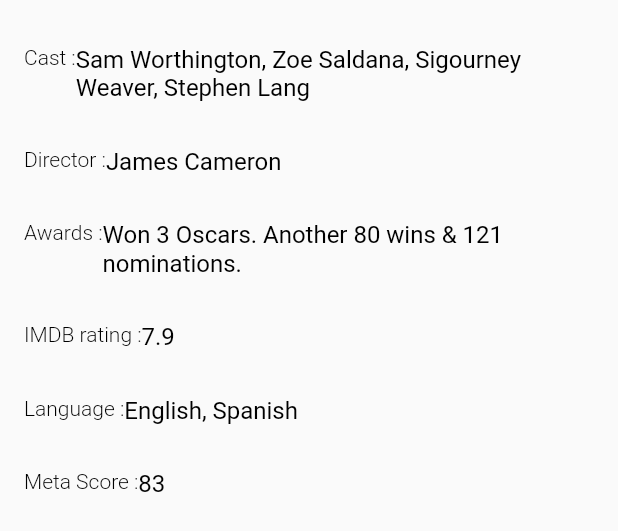
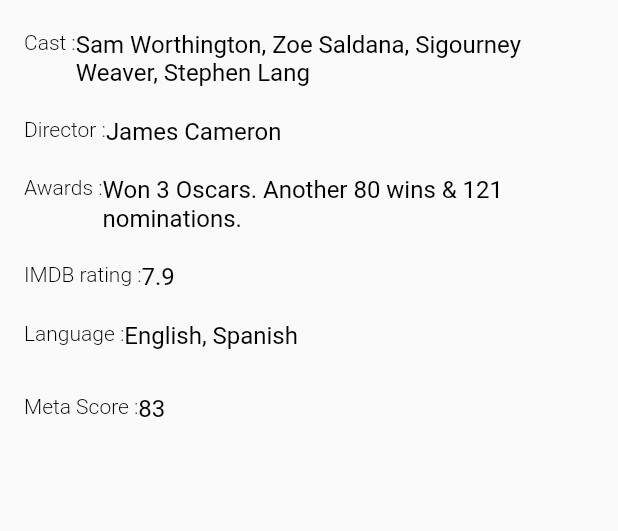
Before and after one commit to Deepak-coder80/Movies-app, a Flutter app: the MovieDetailsCast widget shown alone on an empty page, opened directly with sample values from the repository, on a phone screen of 412 x 824 dp. Shown: the top 531 px of the screen. Run offline on Flutter 3.47's test engine with Material 2 defaults, Android fonts, the phone set to English and light mode, and no system bars; network calls fail.

Commit message:
horizontal line added

```diff
--- a/lib/model/movie.dart
+++ b/lib/model/movie.dart
@@ -14,17 +14,114 @@ class Movie{
           "https://images-na.ssl-images-amazon.com/images/M/MV5BMTYxMDg1Nzk1MV5BMl5BanBnXkFtZTcwMDk0MTUzNA@@._V1_SX1500_CR0,0,1500,999_AL_.jpg"
         ]
     ),
-    Movie("Avatar","2009","PG-13","18 Dec 2009","162 min","Action, Adventure, Fantasy",
-        "James Cameron","James Cameron","Sam Worthington, Zoe Saldana, Sigourney Weaver, Stephen Lang",
-        "A paraplegic marine dispatched to the moon Pandora on a unique mission becomes torn between following his orders and protecting the world he feels is his home.",
-        "English, Spanish","USA, UK","Won 3 Oscars. Another 80 wins & 121 nominations.",
-        "http://ia.media-imdb.com/images/M/MV5BMTYwOTEwNjAzMl5BMl5BanBnXkFtZTcwODc5MTUwMw@@._V1_SX300.jpg", "83",
-        "7.9","890,617","tt0499549","movie","True", [
-          "https://images-na.ssl-images-amazon.com/images/M/MV5BMjEyOTYyMzUxNl5BMl5BanBnXkFtZTcwNTg0MTUzNA@@._V1_SX1500_CR0,0,1500,999_AL_.jpg",
-          "https://images-na.ssl-images-amazon.com/images/M/MV5BNzM2MDk3MTcyMV5BMl5BanBnXkFtZTcwNjg0MTUzNA@@._V1_SX1777_CR0,0,1777,999_AL_.jpg",
-          "https://images-na.ssl-images-amazon.com/images/M/MV5BMTY2ODQ3NjMyMl5BMl5BanBnXkFtZTcwODg0MTUzNA@@._V1_SX1777_CR0,0,1777,999_AL_.jpg",
-          "https://images-na.ssl-images-amazon.com/images/M/MV5BMTMxOTEwNDcxN15BMl5BanBnXkFtZTcwOTg0MTUzNA@@._V1_SX1777_CR0,0,1777,999_AL_.jpg",
-          "https://images-na.ssl-images-amazon.com/images/M/MV5BMTYxMDg1Nzk1MV5BMl5BanBnXkFtZTcwMDk0MTUzNA@@._V1_SX1500_CR0,0,1500,999_AL_.jpg"
+    Movie("I Am Legend", "2007","PG-13",
+         "14 Dec 2007",
+        "101 min",
+         "Drama, Horror, Sci-Fi",
+        "Francis Lawrence",
+         "Mark Protosevich (screenplay), Akiva Goldsman (screenplay), Richard Matheson (novel), John William Corrington, Joyce Hooper Corrington",
+         "Will Smith, Alice Braga, Charlie Tahan, Salli Richardson-Whitfield",
+         "Years after a plague kills most of humanity and transforms the rest into monsters, the sole survivor in New York City struggles valiantly to find a cure.",
+         "English",
+        "USA",
+         "9 wins & 21 nominations.",
+         "http://ia.media-imdb.com/images/M/MV5BMTU4NzMyNDk1OV5BMl5BanBnXkFtZTcwOTEwMzU1MQ@@._V1_SX300.jpg",
+         "65",
+         "7.2",
+        "533,874",
+         "tt0480249",
+         "movie",
+         "True",
+         [
+        "https://images-na.ssl-images-amazon.com/images/M/MV5BMTI0NTI4NjE3NV5BMl5BanBnXkFtZTYwMDA0Nzc4._V1_.jpg",
+        "https://images-na.ssl-images-amazon.com/images/M/MV5BMTIwMDg2MDU4M15BMl5BanBnXkFtZTYwMTA0Nzc4._V1_.jpg",
+        "https://images-na.ssl-images-amazon.com/images/M/MV5BMTc5MDM1OTU5OV5BMl5BanBnXkFtZTYwMjA0Nzc4._V1_.jpg",
+        "https://images-na.ssl-images-amazon.com/images/M/MV5BMTA0MTI2NjMzMzFeQTJeQWpwZ15BbWU2MDMwNDc3OA@@._V1_.jpg"
+        ]
+    ),
+    Movie(
+        "300",
+        "2006",
+         "R",
+         "09 Mar 2007",
+        "117 min",
+         "Action, Drama, Fantasy",
+         "Zack Snyder",
+        "Zack Snyder (screenplay), Kurt Johnstad (screenplay), Michael Gordon (screenplay), Frank Miller (graphic novel), Lynn Varley (graphic novel)",
+         "Gerard Butler, Lena Headey, Dominic West, David Wenham",
+         "King Leonidas of Sparta and a force of 300 men fight the Persians at Thermopylae in 480 B.C.",
+         "English",
+         "USA",
+        "16 wins & 42 nominations.",
+         "http://ia.media-imdb.com/images/M/MV5BMjAzNTkzNjcxNl5BMl5BanBnXkFtZTYwNDA4NjE3._V1_SX300.jpg",
+         "52",
+        "7.7",
+         "611,046",
+        "tt0416449",
+         "movie",
+         "True",
+         [
+        "https://images-na.ssl-images-amazon.com/images/M/MV5BMTMwNTg5MzMwMV5BMl5BanBnXkFtZTcwMzA2NTIyMw@@._V1_SX1777_CR0,0,1777,937_AL_.jpg",
+        "https://images-na.ssl-images-amazon.com/images/M/MV5BMTQwNTgyNTMzNF5BMl5BanBnXkFtZTcwNDA2NTIyMw@@._V1_SX1777_CR0,0,1777,935_AL_.jpg",
+        "https://images-na.ssl-images-amazon.com/images/M/MV5BMTc0MjQzOTEwMV5BMl5BanBnXkFtZTcwMzE2NTIyMw@@._V1_SX1777_CR0,0,1777,947_AL_.jpg"
+        ]
+    ),
+    Movie(
+         "The Avengers",
+         "2012",
+         "PG-13",
+        "04 May 2012",
+         "143 min",
+         "Action, Sci-Fi, Thriller",
+        "Joss Whedon",
+         "Joss Whedon (screenplay), Zak Penn (story), Joss Whedon (story)",
+         "Robert Downey Jr., Chris Evans, Mark Ruffalo, Chris Hemsworth",
+         "Earth's mightiest heroes must come together and learn to fight as a team if they are to stop the mischievous Loki and his alien army from enslaving humanity.",
+         "English, Russian",
+         "USA",
+         "Nominated for 1 Oscar. Another 34 wins & 75 nominations.",
+         "http://ia.media-imdb.com/images/M/MV5BMTk2NTI1MTU4N15BMl5BanBnXkFtZTcwODg0OTY0Nw@@._V1_SX300.jpg",
+        "69",
+         "8.1",
+         "1,003,301",
+         "tt0848228",
+         "movie",
+        "True",
+         [
+        "https://images-na.ssl-images-amazon.com/images/M/MV5BMTA0NjY0NzE4OTReQTJeQWpwZ15BbWU3MDczODg2Nzc@._V1_SX1777_CR0,0,1777,999_AL_.jpg",
+        "https://images-na.ssl-images-amazon.com/images/M/MV5BMjE1MzEzMjcyM15BMl5BanBnXkFtZTcwNDM4ODY3Nw@@._V1_SX1777_CR0,0,1777,999_AL_.jpg",
+        "https://images-na.ssl-images-amazon.com/images/M/MV5BMjMwMzM2MTg1M15BMl5BanBnXkFtZTcwNjM4ODY3Nw@@._V1_SX1777_CR0,0,1777,999_AL_.jpg",
+        "https://images-na.ssl-images-amazon.com/images/M/MV5BMTQ4NzM2Mjc5MV5BMl5BanBnXkFtZTcwMTkwOTY3Nw@@._V1_SX1777_CR0,0,1777,999_AL_.jpg",
+        "https://images-na.ssl-images-amazon.com/images/M/MV5BMTc3MzQ3NjA5N15BMl5BanBnXkFtZTcwMzY5OTY3Nw@@._V1_SX1777_CR0,0,1777,999_AL_.jpg"
+        ]
+    ),
+    Movie(
+        "Interstellar",
+         "2014",
+         "PG-13",
+         "07 Nov 2014",
+         "169 min",
+         "Adventure, Drama, Sci-Fi",
+         "Christopher Nolan",
+         "Jonathan Nolan, Christopher Nolan",
+         "Ellen Burstyn, Matthew McConaughey, Mackenzie Foy, John Lithgow",
+        "A team of explorers travel through a wormhole in space in an attempt to ensure humanity's survival.",
+         "English",
+        "USA, UK",
+         "Won 1 Oscar. Another 39 wins & 134 nominations.",
+         "http://ia.media-imdb.com/images/M/MV5BMjIxNTU4MzY4MF5BMl5BanBnXkFtZTgwMzM4ODI3MjE@._V1_SX300.jpg",
+        "74",
+        "8.6",
+         "937,412",
+        "tt0816692",
+         "movie",
+         "True",
+        [
+        "https://images-na.ssl-images-amazon.com/images/M/MV5BMjA3NTEwOTMxMV5BMl5BanBnXkFtZTgwMjMyODgxMzE@._V1_SX1500_CR0,0,1500,999_AL_.jpg",
+        "https://images-na.ssl-images-amazon.com/images/M/MV5BMzQ5ODE2MzEwM15BMl5BanBnXkFtZTgwMTMyODgxMzE@._V1_SX1500_CR0,0,1500,999_AL_.jpg",
+        "https://images-na.ssl-images-amazon.com/images/M/MV5BMTg4Njk4MzY0Nl5BMl5BanBnXkFtZTgwMzIyODgxMzE@._V1_SX1500_CR0,0,1500,999_AL_.jpg",
+        "https://images-na.ssl-images-amazon.com/images/M/MV5BMzE3MTM0MTc3Ml5BMl5BanBnXkFtZTgwMDIyODgxMzE@._V1_SX1500_CR0,0,1500,999_AL_.jpg",
+        "https://images-na.ssl-images-amazon.com/images/M/MV5BNjYzNjE2NDk3N15BMl5BanBnXkFtZTgwNzEyODgxMzE@._V1_SX1500_CR0,0,1500,999_AL_.jpg"
         ]
     )
   ];
--- a/lib/pages/home.dart
+++ b/lib/pages/home.dart
@@ -177,7 +177,9 @@ class MovieListViewDetails extends StatelessWidget {
         children: [
           MovieDetailsThumbnail(thumbnail: movie.Images[0]),
           MovieDetailsHeaderWithPoster(movie: movie),
+          HorizontalLine(),
           MovieDetailsCast(movie: movie),
+          HorizontalLine(),
 
         ],
       ),
--- a/lib/pages/movie_ui.dart
+++ b/lib/pages/movie_ui.dart
@@ -163,23 +163,23 @@ class MovieDetailsCast extends StatelessWidget {
       child: Column(
         children: [
           SizedBox(
-            height: 30,
+            height: 20,
           ),
           MovieField(field:"Cast",value: movie.Actors),
           SizedBox(
-            height: 30,
+            height: 20,
           ),
           MovieField(field:"Director",value:movie.Director),
           SizedBox(
-            height: 30,
+            height: 20,
           ),
           MovieField(field:"Awards",value:movie.Awards),
           SizedBox(
-            height: 30,
+            height: 20,
           ),
           MovieField(field: "IMDB rating", value: movie.imdbRating),
           SizedBox(
-            height: 30,
+            height: 20,
           ),
           MovieField(field: "Language", value: movie.Language),
           SizedBox(
@@ -222,3 +222,34 @@ class MovieField extends StatelessWidget {
     );
   }
 }
+
+class HorizontalLine extends StatelessWidget {
+
+
+  @override
+  Widget build(BuildContext context) {
+    return Padding(
+      padding: const EdgeInsets.symmetric(horizontal: 16.0,vertical: 12),
+      child: Container(
+        height: 0.5,
+        color: Colors.grey,
+      ),
+    );
+  }
+}
+
+class MovieExtraPosters extends StatelessWidget {
+  final List<String> posters;
+
+  const MovieExtraPosters({Key? key, required this.posters}) : super(key: key);
+
+  @override
+  Widget build(BuildContext context) {
+    return Column(
+      crossAxisAlignment: CrossAxisAlignment.start,
+      children: [
+
+      ],
+    );
+  }
+}
--- a/pubspec.yaml
+++ b/pubspec.yaml
@@ -44,6 +44,7 @@ flutter:
   # the material Icons class.
   uses-material-design: true
 
+
   # To add assets to your application, add an assets section, like this:
   # assets:
   #   - images/a_dot_burr.jpeg
```
